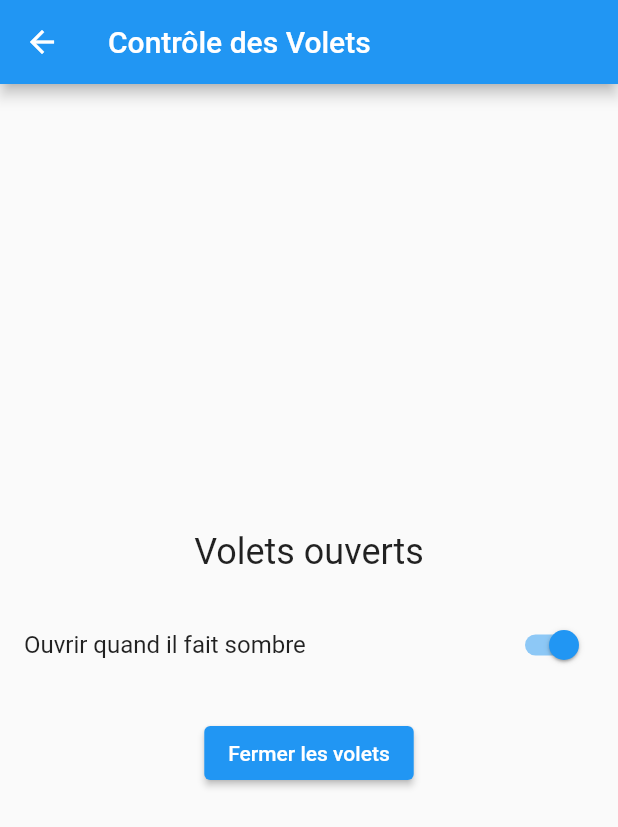
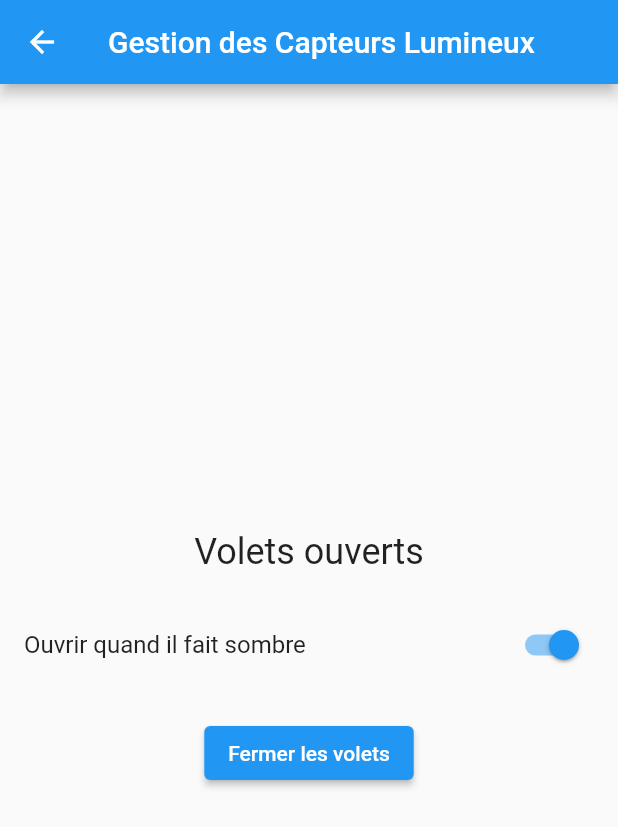
Before and after one commit to GaetanCrabeels/SmartShade, a Flutter app: the VoletControlPage screen opened directly, on a phone screen of 412 x 824 dp. Shown: the top 827 px of the screen. Run offline on Flutter 3.47's test engine with Material 2 defaults, Android fonts, the phone set to English and light mode, and no system bars; missing offline and left inert: light; statements that could not run were skipped.

Commit message:
Update volet_control.dart

```diff
--- a/lib/screens/volet_control.dart
+++ b/lib/screens/volet_control.dart
@@ -58,7 +58,7 @@ class _VoletControlPageState extends State<VoletControlPage> {
   Widget build(BuildContext context) {
     return Scaffold(
       appBar: AppBar(
-        title: const Text('Contrôle des Volets'),
+        title: const Text('Gestion des Capteurs Lumineux'),
       ),
       body: Column(
         mainAxisAlignment: MainAxisAlignment.center,
```
